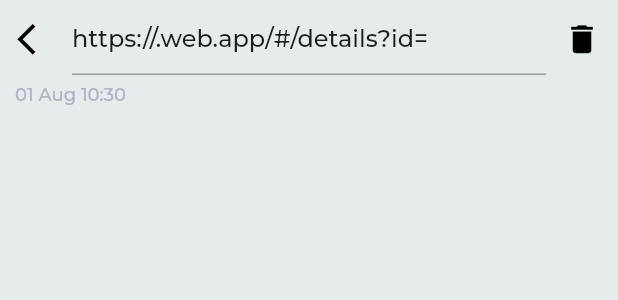
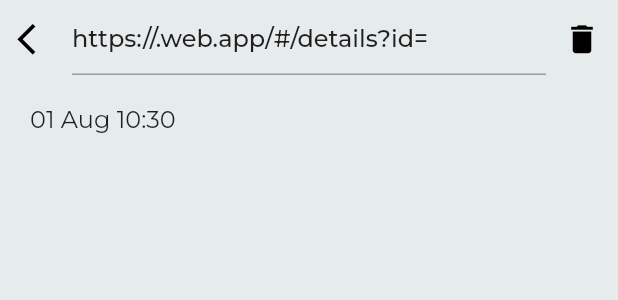
Before and after one commit to AlexeyPerov/LogKeeper-Flutter-Firebase, a Flutter app: the LogView widget shown alone on an empty page, opened directly with empty values, on a phone screen of 412 x 824 dp. Shown: the top 300 px of the screen. Run offline on Flutter 3.47's test engine with Material 2 defaults, Android fonts, the phone set to English and light mode, and no system bars; our stand-ins replace bloc, cloud_firestore, equatable, firebase_core, flutter_bloc, get_it and 5 more; missing offline and left inert: clipboard_manager, file_picker_cross, firestore_cache, proviso, uiblock, universal_html and 1 more; accounts and stored records are empty.

Commit message:
UI tunings; wider themes usage

```diff
--- a/log_keep/lib/app/theme/theme_constants.dart
+++ b/log_keep/lib/app/theme/theme_constants.dart
@@ -1,7 +1,7 @@
 import 'package:flutter/material.dart';
 import 'package:intl/intl.dart';
 
-const double kMinWebContainerWidth = 850;
+const double kMinWebContainerWidth = 1250;
 const double systemTextScaleFactorOption = -1;
 const kPrimaryColor = Color(0xFF64B5F6);
 const kPrimaryLightColor = Color(0xFFFFECDF);
--- a/log_keep/lib/main.dart
+++ b/log_keep/lib/main.dart
@@ -28,7 +28,7 @@ class AppWidget extends StatelessWidget {
   @override
   Widget build(BuildContext context) => ModelBinding(
     initialModel: AppOptions(
-      themeMode: ThemeMode.system,
+      themeMode: ThemeMode.light,
       textScaleFactor: systemTextScaleFactorOption,
       timeDilation: timeDilation,
       platform: defaultTargetPlatform,
--- a/log_keep/lib/screens/details/components/log_contents_view.dart
+++ b/log_keep/lib/screens/details/components/log_contents_view.dart
@@ -1,3 +1,4 @@
+import 'dart:convert';
 import 'dart:math';
 
 import 'package:flutter/foundation.dart';
@@ -8,24 +9,26 @@ import 'package:universal_html/html.dart' as html;
 
 class LogContentsView extends StatefulWidget {
   final String contents;
+  List<String> lines;
+  List<String> logs;
 
-  LogContentsView({Key key, @required this.contents}) : super(key: key);
+  LogContentsView({Key key, @required this.contents}) : super(key: key) {
+    var ls = new LineSplitter();
+    lines = ls.convert(contents);
+
+    logs = contents.split(RegExp(r"\|[0-9]+\|"));
+  }
 
   @override
   _LogContentsViewState createState() => _LogContentsViewState();
 }
 
 class _LogContentsViewState extends State<LogContentsView> {
+  int _mode = 2;
+
   @override
   Widget build(BuildContext context) {
-    var textStyle = TextStyle(
-      color: Colors.black87,
-      height: 1.6,
-      fontSize: 14.0,
-      fontWeight: FontWeight.w600,
-    );
-
-    if (kIsWeb && widget.contents.length > 1024) {
+    if (_mode == 0) {
       final contents =
           '<html><body><pre>${widget.contents}</pre></body></html>';
       final blob = html.Blob([contents], 'text/html');
@@ -34,19 +37,59 @@ class _LogContentsViewState extends State<LogContentsView> {
       var browserWidth = min(850, width);
       return Container(
         padding: EdgeInsets.all(1),
-        decoration: BoxDecoration(
-          color: Colors.grey[300]
-        ),
+        decoration: BoxDecoration(color: Colors.grey[300]),
         child: WebBrowser(
             initialUrl: url,
-            iframeSettings: WebBrowserIFrameSettings(width: '"' + browserWidth.toString() + '"'),
+            iframeSettings: WebBrowserIFrameSettings(
+                width: '"' + browserWidth.toString() + '"'),
             interactionSettings:
                 WebBrowserInteractionSettings(topBar: null, bottomBar: null)),
       );
+    } else if (_mode == 1) {
+      var textStyle = TextStyle(
+          height: 2,
+          fontSize: 14.0,
+          fontWeight: FontWeight.w600,
+          letterSpacing: 0.5,
+          wordSpacing: 1);
+
+      return ListView.builder(
+        shrinkWrap: true,
+        scrollDirection: Axis.vertical,
+        itemCount: widget.lines.length + 1,
+        itemBuilder: (BuildContext context, int index) {
+          if (index == widget.lines.length) {
+            return SizedBox(height: 80);
+          }
+
+          var log = widget.lines[index];
+          return Text(log, style: textStyle);
+        },
+      );
     } else {
-      return Scrollbar(
-          child: SelectableText(widget.contents,
-              toolbarOptions: commonToolbarOptions(), style: textStyle));
+      var textStyle = TextStyle(
+          height: 1,
+          fontSize: 14.0,
+          letterSpacing: 0.5,
+          wordSpacing: 1);
+
+      return ListView.builder(
+        shrinkWrap: true,
+        scrollDirection: Axis.vertical,
+        itemCount: widget.logs.length + 1,
+        itemBuilder: (BuildContext context, int index) {
+          if (index == widget.logs.length) {
+            return SizedBox(height: 80);
+          }
+
+          var log = widget.logs[index];
+          if (log.length > 300) {
+            return Text("LONG LINE", style: textStyle);
+          } else {
+            return Text(log, style: textStyle);
+          }
+        },
+      );
     }
   }
 }
--- a/log_keep/lib/screens/details/components/log_view.dart
+++ b/log_keep/lib/screens/details/components/log_view.dart
@@ -57,24 +57,25 @@ class _LogViewState extends State<LogView> {
           icon: Icon(Icons.delete, size: 25),
         )
       ]),
-      SizedBox(height: 5),
+      SizedBox(height: 20),
       Row(
         children: <Widget>[
           Padding(
-            padding: EdgeInsets.only(left: 10),
+            padding: EdgeInsets.only(left: 20),
             child: Text(
               dateFormatter.format(widget.log.info.createdAt) +
                   ' ' +
                   timeFormatter.format(widget.log.info.createdAt),
-              style: subHeaderTextStyle,
+              //style: subHeaderTextStyle,
             ),
           ),
           Padding(
             padding: EdgeInsets.only(left: 10),
-            child: Text(widget.log.info.author, style: subHeaderTextStyle),
+            child: Text(widget.log.info.author, /*style: subHeaderTextStyle*/),
           )
         ],
       ),
+      SizedBox(height: 20),
       Padding(
         padding: EdgeInsets.symmetric(horizontal: 20, vertical: 10),
         child: Scrollbar(
@@ -89,6 +90,7 @@ class _LogViewState extends State<LogView> {
           ),
         ),
       ),
+      SizedBox(height: 10),
       Expanded(
         child: Padding(
           padding: EdgeInsets.only(
```
Also changed, not shown: log_keep/lib/screens/home/components/logs_list.dart (+13 -11 lines).
